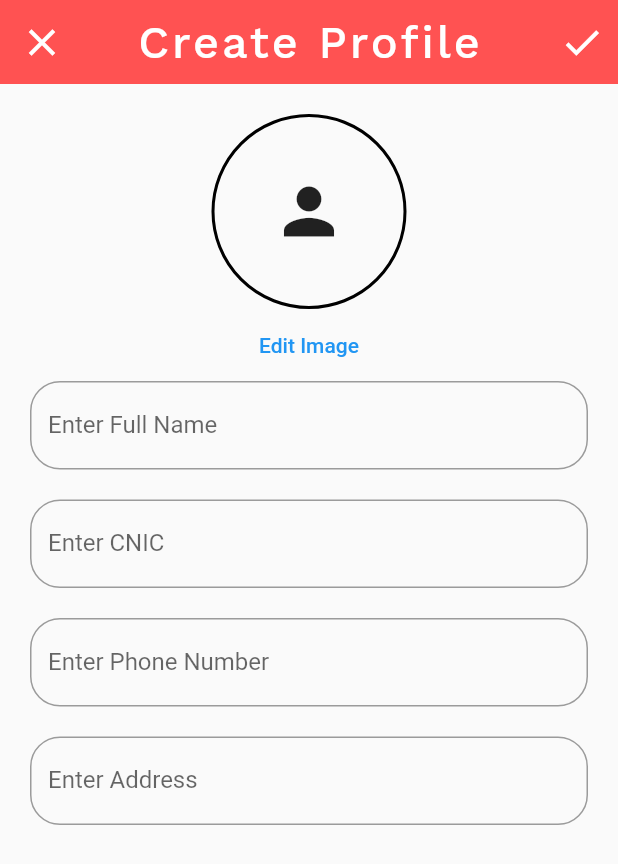
After one commit to Faisal-Ismail65/ReliefMate, a Flutter app: the ApplyForRelief screen opened by its route, on a phone screen of 412 x 824 dp. The commit adds this screen. Shown: the top 864 px of the screen. Run offline on Flutter 3.47's test engine with Material 2 defaults, Android fonts, the phone set to English and light mode, and no system bars; our stand-ins replace firebase_auth, firebase_core; accounts and stored records are empty.

Commit message:
creating add profile

```diff
--- a/lib/constants/routes.dart
+++ b/lib/constants/routes.dart
@@ -2,3 +2,6 @@ const loginView = 'login';
 const signupView = 'signup';
 const homeView = 'home';
 const bottomBarView = 'bottom-bar';
+const applyForRelief = 'apply-for-relief';
+const blogsView = 'blogs';
+const profileView = 'profile';
--- /dev/null
+++ b/lib/views/homeviews/apply_for_relief.dart
@@ -0,0 +1,118 @@
+import 'package:flutter/material.dart';
+
+class ApplyForRelief extends StatefulWidget {
+  const ApplyForRelief({super.key});
+
+  @override
+  State<ApplyForRelief> createState() => _ApplyForReliefState();
+}
+
+class _ApplyForReliefState extends State<ApplyForRelief> {
+  @override
+  Widget build(BuildContext context) {
+    return Scaffold(
+      appBar: AppBar(
+        leading: IconButton(
+          onPressed: () {
+            Navigator.of(context).pop();
+          },
+          icon: const Icon(
+            Icons.close,
+            size: 30,
+          ),
+        ),
+        backgroundColor: Colors.redAccent,
+        title: const Text(
+          'Create Profile',
+          style: TextStyle(
+            fontSize: 30,
+            fontFamily: 'worksans',
+            letterSpacing: 2,
+          ),
+        ),
+        centerTitle: true,
+        elevation: 0.0,
+        actions: [
+          IconButton(
+            onPressed: () {},
+            icon: const Icon(
+              Icons.done,
+              size: 30,
+            ),
+          ),
+        ],
+      ),
+      body: Padding(
+        padding: const EdgeInsets.all(20.0),
+        child: SingleChildScrollView(
+          child: Column(
+            children: [
+              Center(
+                child: Container(
+                  width: 130,
+                  height: 130,
+                  decoration: BoxDecoration(
+                    border: Border.all(
+                      color: Colors.black,
+                      width: 2,
+                    ),
+                    shape: BoxShape.circle,
+                  ),
+                  child: const Icon(
+                    Icons.person,
+                    size: 50,
+                  ),
+                ),
+              ),
+              Center(
+                child: TextButton(
+                    onPressed: () {}, child: const Text('Edit Image')),
+              ),
+              TextFormField(
+                decoration: InputDecoration(
+                  labelText: 'Enter Full Name',
+                  border: OutlineInputBorder(
+                    borderRadius: BorderRadius.circular(20),
+                  ),
+                ),
+              ),
+              const SizedBox(
+                height: 20,
+              ),
+              TextFormField(
+                decoration: InputDecoration(
+                  labelText: 'Enter CNIC',
+                  border: OutlineInputBorder(
+                    borderRadius: BorderRadius.circular(20),
+                  ),
+                ),
+              ),
+              const SizedBox(
+                height: 20,
+              ),
+              TextFormField(
+                decoration: InputDecoration(
+                  labelText: 'Enter Phone Number',
+                  border: OutlineInputBorder(
+                    borderRadius: BorderRadius.circular(20),
+                  ),
+                ),
+              ),
+              const SizedBox(
+                height: 20,
+              ),
+              TextFormField(
+                decoration: InputDecoration(
+                  labelText: 'Enter Address',
+                  border: OutlineInputBorder(
+                    borderRadius: BorderRadius.circular(20),
+                  ),
+                ),
+              ),
+            ],
+          ),
+        ),
+      ),
+    );
+  }
+}
--- a/pubspec.yaml
+++ b/pubspec.yaml
@@ -41,6 +41,7 @@ dependencies:
   firebase_analytics: ^10.0.5
   cloud_firestore: ^4.0.5
   google_nav_bar: ^5.0.6
+  image_picker: ^0.8.6
 
 dev_dependencies:
   flutter_test:
```
Also changed, not shown: lib/main.dart (+8 -0 lines), lib/views/homeviews/blogs_view.dart (added, +17 -0 lines), lib/views/homeviews/bottom_bar_view.dart (+153 -21 lines), lib/views/homeviews/home_view.dart (+13 -2 lines), lib/views/homeviews/profile_view.dart (+9 -2 lines), pubspec.lock.
